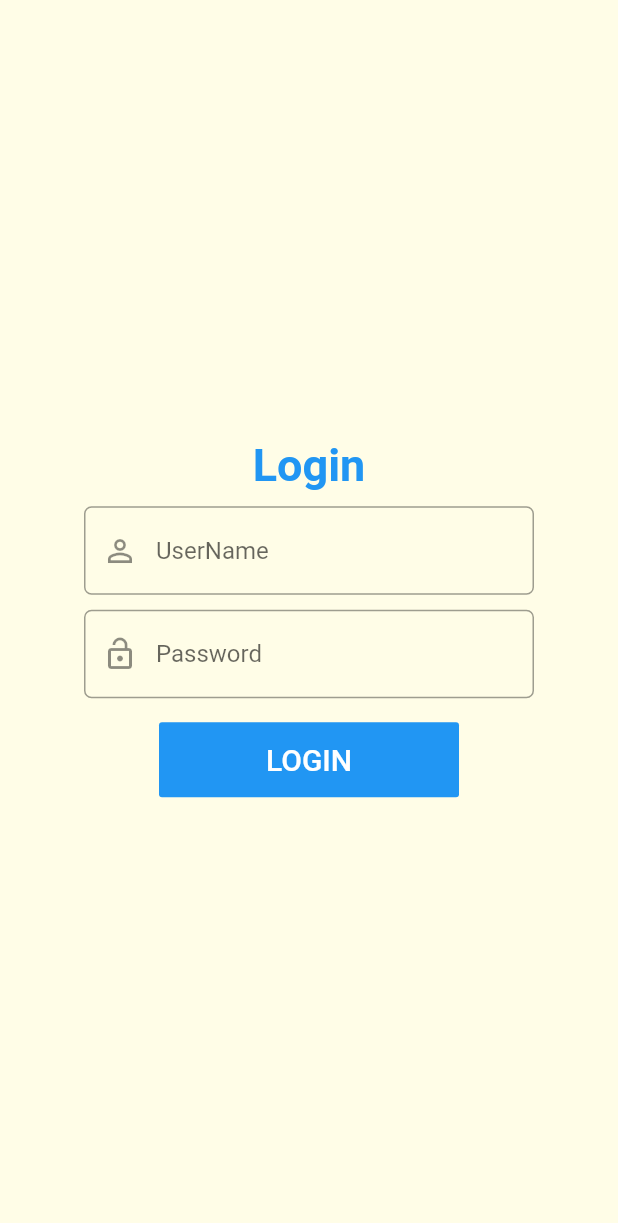
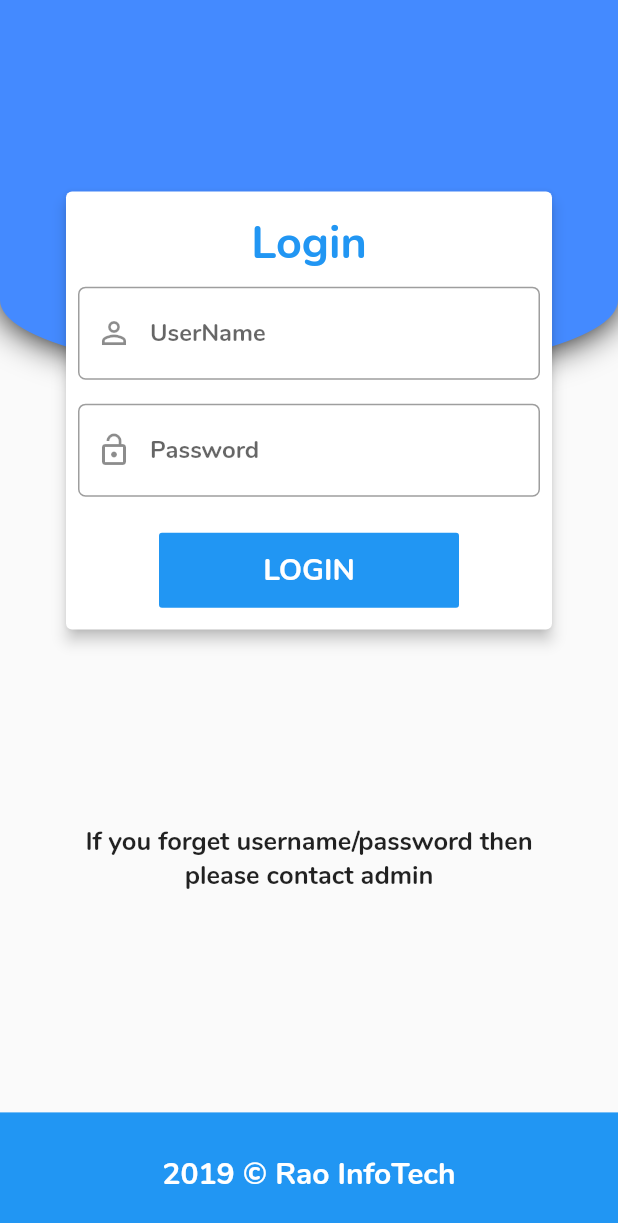
Before and after one commit to VM8198/flutter_attendence, a Flutter app: the screen it shows after launch, on a phone screen of 412 x 824 dp. Shown: the top 1223 px of the screen. Run offline on Flutter 3.47's test engine with Material 2 defaults, Android fonts, the phone set to English and light mode, and no system bars; our stand-ins replace shared_preferences.

Commit message:
design changes

```diff
--- a/lib/main.dart
+++ b/lib/main.dart
@@ -13,31 +13,26 @@ class MyApp extends StatelessWidget {
       future: auth(), //check if user logged in or not
       builder: (context, snapshot) {
         if (!snapshot.hasData) {
-          return MaterialApp( //if user is loggin first time then show login screen
+          return MaterialApp(
+            //if user is loggin first time then show login screen
             title: 'Flutter Demo',
-            theme: ThemeData(
-              primarySwatch: Colors.blue,
-            ),
+            theme: ThemeData(primarySwatch: Colors.blue, fontFamily: 'Nunito'),
             home: MyHomePage(title: 'Rao Infotech'),
           );
         } else {
-          return MaterialApp( //if user already logged in redirect to second screen
+          return MaterialApp(
+            //if user already logged in redirect to second screen
             title: 'Flutter Demo',
-            theme: ThemeData(
-              primarySwatch: Colors.blue,
-            ),
+            theme: ThemeData(primarySwatch: Colors.blue, fontFamily: 'Nunito'),
             home: SecondScreen(value: snapshot.data),
           );
         }
       },
     );
-
   }
 }
 
 class MyHomePage extends StatefulWidget {
-
-
   MyHomePage({Key key, this.title}) : super(key: key);
 
   final String title;
@@ -47,61 +42,143 @@ class MyHomePage extends StatefulWidget {
 }
 
 class _MyHomePageState extends State<MyHomePage> {
-
   @override
   Widget build(BuildContext context) {
     final userNameController = TextEditingController();
     final passwordController = TextEditingController();
     double radius = 5;
     return Scaffold(
+        resizeToAvoidBottomPadding: false,
         //log in screen
-      backgroundColor: Colors.yellow[50],
-      body: Center(
+        // backgroundColor: Colors.yellow[50],
+        bottomSheet: Container(
+          height: MediaQuery.of(context).size.height / 10,
+          width: MediaQuery.of(context).size.width,
+          color: Colors.blue,
+          child: Column(
+            mainAxisAlignment: MainAxisAlignment.center,
+            crossAxisAlignment: CrossAxisAlignment.center,
+            children: <Widget>[
+              Center(
+                child: Text(
+                  "2019 \u00a9 Rao InfoTech",
+                  style: TextStyle(color: Colors.white, fontSize: 20),
+                ),
+              )
+            ],
+          ),
+        ),
+        body: Container(
+            child: Stack(
+          children: <Widget>[
+            Container(
+              height: 250.0,
+              decoration: BoxDecoration(
+                color: Colors.blueAccent,
+                boxShadow: [BoxShadow(blurRadius: 20.0)],
+                borderRadius: BorderRadius.vertical(
+                    bottom: Radius.elliptical(
+                        MediaQuery.of(context).size.width, 100.0)),
+              ),
+            ),
+            Container(
+                alignment: Alignment.topCenter,
+                padding: EdgeInsets.only(right: 20.0, left: 20.0),
                 child: Container(
-          width: 300,
+                  alignment: Alignment.topCenter,
+                  padding: EdgeInsets.only(
+                      top: MediaQuery.of(context).size.height * .15,
+                      right: 20.0,
+                      left: 20.0),
+                  child: Container(
+                    height: 300,
+                    width: MediaQuery.of(context).size.width,
+                    child: Card(
+                      color: Colors.white,
+                      elevation: 4.0,
                       child: Column(
                         mainAxisAlignment: MainAxisAlignment.center,
                         children: <Widget>[
                           Text(
                             'Login',
-                style: TextStyle(color: Colors.blue, fontSize: 30, fontWeight: FontWeight.bold),
+                            style: TextStyle(
+                                color: Colors.blue,
+                                fontSize: 30,
+                                fontWeight: FontWeight.bold),
                           ),
-              Padding(padding: EdgeInsets.all(5)),
-              TextField(
+                          Padding(
+                            padding: const EdgeInsets.all(8.0),
+                            child: TextField(
                               controller: userNameController,
                               decoration: InputDecoration(
                                   prefixIcon: Icon(Icons.person_outline),
                                   hintText: 'UserName',
                                   border: OutlineInputBorder(
-                        borderRadius:
-                            BorderRadius.all(Radius.circular(radius)))),
+                                      borderRadius: BorderRadius.all(
+                                          Radius.circular(radius)))),
                             ),
-              Padding(padding: EdgeInsets.all(5)),
-              TextField(
+                          ),
+                          Padding(
+                            padding: const EdgeInsets.all(8.0),
+                            child: TextField(
                               controller: passwordController,
                               obscureText: true,
                               decoration: InputDecoration(
                                   prefixIcon: Icon(Icons.lock_open),
                                   hintText: 'Password',
                                   border: OutlineInputBorder(
-                        borderRadius:
-                            BorderRadius.all(Radius.circular(radius)))),
+                                      borderRadius: BorderRadius.all(
+                                          Radius.circular(radius)))),
                             ),
-              Padding(padding: EdgeInsets.symmetric(vertical: 8),),
+                          ),
+                          Padding(
+                            padding: EdgeInsets.symmetric(vertical: 8),
+                          ),
                           SizedBox(
                               width: 200,
                               height: 50,
                               child: FlatButton(
                                   color: Colors.blue,
                                   onPressed: () {
-                    _login(userNameController.text, passwordController.text);
+                                    _login(userNameController.text,
+                                        passwordController.text);
                                   },
-                  child: Text("LOGIN", style: TextStyle(color: Colors.white,fontSize: 20),))
-              )],
+                                  child: Text(
+                                    "LOGIN",
+                                    style: TextStyle(
+                                        color: Colors.white, fontSize: 20),
+                                  )))
+                        ],
                       ),
                     ),
                   ),
-    );
+                )),
+                Container(
+
+                  child: Padding(
+                    padding: EdgeInsets.only(top: MediaQuery.of(context).size.height/1.5),//top: MediaQuery.of(context).size.height * 2),
+                    child: Column(
+                      children: <Widget>[
+                        Row(
+                      mainAxisAlignment: MainAxisAlignment.center,
+                      crossAxisAlignment: CrossAxisAlignment.center,
+                          children: <Widget>[
+                            Text("If you forget username/password then", style: TextStyle(fontSize: 17),)
+                          ],
+                        ),
+                        Row(
+                          mainAxisAlignment: MainAxisAlignment.center,
+                          crossAxisAlignment: CrossAxisAlignment.center,
+                          children: <Widget>[
+                            Text("please contact admin", style: TextStyle(fontSize: 17))
+                          ],
+                        )
+                      ],
+                    ),
+                  ),
+                )
+          ],
+        )));
   }
 
   _login(String uname, String password) async {
@@ -112,7 +189,8 @@ class _MyHomePageState extends State<MyHomePage> {
       var userId = response.id;
       prefs.setString('id', userId); //store user id in localStorage
       var getStatus = await getAttendenceById();
-      prefs.setString('status', getStatus.status); //store status of user in localStorage
+      prefs.setString(
+          'status', getStatus.status); //store status of user in localStorage
       Navigator.push(
         context,
         MaterialPageRoute(builder: (context) => SecondScreen(value: userId)),
@@ -124,7 +202,7 @@ class _MyHomePageState extends State<MyHomePage> {
         builder: (BuildContext context) {
           // return object of type Dialog
           return AlertDialog(
-            title: new Text("Wrong email or password"),
+            title: Text("Wrong email or password"),
           );
         },
       );
--- a/lib/services.dart
+++ b/lib/services.dart
@@ -84,7 +84,7 @@ Future<MultipleDaysLogs> getMultipleDaysLogs() async{
 Future<MultipleDaysLogs> getDateWiseLogs(DateTime d1,DateTime d2) async {
   final prefs = await SharedPreferences.getInstance();
   final userId = prefs.getString('id');
-  var body = {'userId ': userId, 'startDate': d1, 'endDate': d2, 'flag': 'true'};
+  var body = {'userId': userId, 'startDate': d1, 'endDate': d2, 'flag': 'true'};
   var response = await http.post(baseUrl + "attendance/get-report-by-id", body: body);
   if(response.statusCode == 200){
     var jsonResponse = json.decode(response.body);
--- a/pubspec.yaml
+++ b/pubspec.yaml
@@ -38,6 +38,10 @@ font_awesome_flutter: ^8.0.1
 
 # The following section is specific to Flutter.
 flutter:
+   fonts:
+    - family: Nunito
+      fonts:
+        - asset: fonts/Nunito-Bold.ttf
    uses-material-design: true
    assets:
     - assets/images/
```
Also changed, not shown: lib/first.dart (+102 -110 lines), lib/showLogs.dart (+103 -114 lines), fonts/Nunito-Bold.ttf (added). Lines whose indentation alone changed are shown as unchanged.
